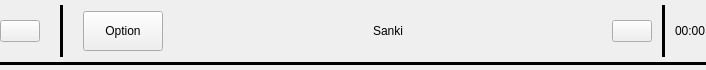
This is status_bar.ui in Szybet/sanki as Qt 5 draws it before an edit. The edited form follows.
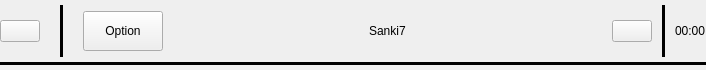
This is the edited form. Icons and pictures are not drawn.

```diff
--- a/status_bar.ui
+++ b/status_bar.ui
@@ -202,7 +202,7 @@
         </font>
        </property>
        <property name="text">
-        <string>Sanki</string>
+        <string>Sanki7</string>
        </property>
       </widget>
      </item>
```
